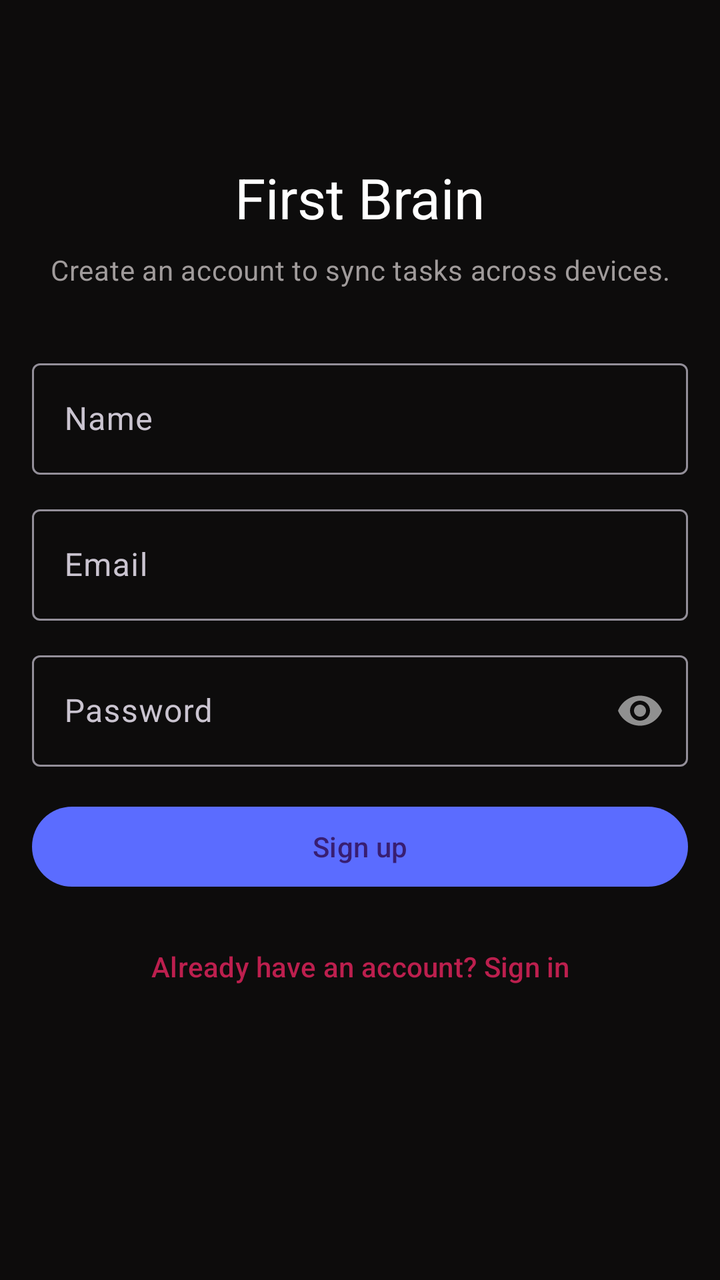
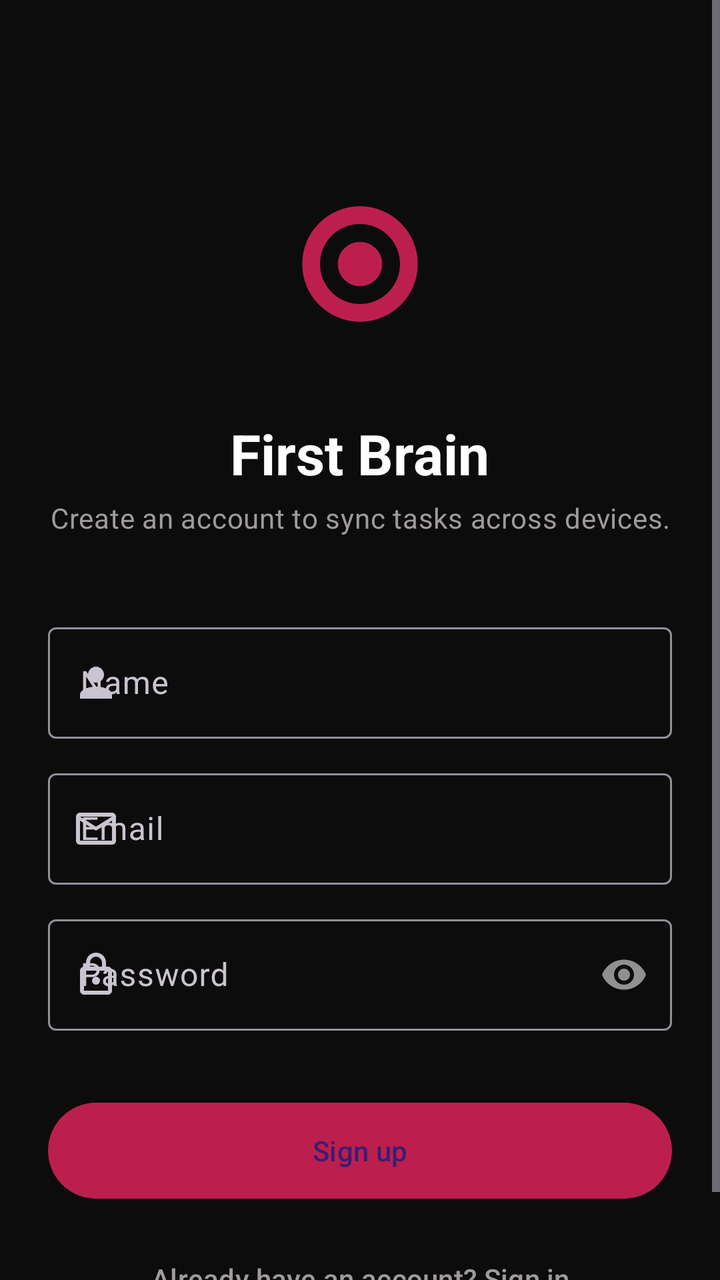

The first picture is an Android layout as it rendered before a commit; the second is the same layout after the commit. The layout source and the unified diff follow.
<!-- AndroidManifest.xml: application theme Theme.FirstBrain -->
<!-- res/layout/fragment_signup.xml -->
<?xml version="1.0" encoding="utf-8"?>
<androidx.constraintlayout.widget.ConstraintLayout xmlns:android="http://schemas.android.com/apk/res/android"
    xmlns:app="http://schemas.android.com/apk/res-auto"
    android:layout_width="match_parent"
    android:layout_height="match_parent"
    android:background="@color/background">

    <ScrollView
        android:layout_width="0dp"
        android:layout_height="0dp"
        android:fillViewport="true"
        app:layout_constraintBottom_toBottomOf="parent"
        app:layout_constraintEnd_toEndOf="parent"
        app:layout_constraintStart_toStartOf="parent"
        app:layout_constraintTop_toTopOf="parent">

        <LinearLayout
            android:layout_width="match_parent"
            android:layout_height="wrap_content"
            android:orientation="vertical"
            android:padding="@dimen/spacing_lg"
            android:gravity="center_horizontal">

            <TextView
                android:layout_width="wrap_content"
                android:layout_height="wrap_content"
                android:layout_marginTop="64dp"
                android:text="@string/auth_welcome"
                android:textAppearance="?attr/textAppearanceHeadlineMedium"
                android:textColor="@color/text_primary" />

            <TextView
                android:layout_width="match_parent"
                android:layout_height="wrap_content"
                android:layout_marginTop="@dimen/spacing_sm"
                android:gravity="center"
                android:text="@string/auth_subtitle_signup"
                android:textAppearance="?attr/textAppearanceBodyMedium"
                android:textColor="@color/text_secondary" />

            <com.google.android.material.textfield.TextInputLayout
                android:layout_width="match_parent"
                android:layout_height="wrap_content"
                android:layout_marginTop="32dp"
                android:hint="@string/field_name"
                style="@style/Widget.Material3.TextInputLayout.OutlinedBox">
                <com.google.android.material.textfield.TextInputEditText
                    android:id="@+id/nameInput"
                    android:layout_width="match_parent"
                    android:layout_height="wrap_content"
                    android:inputType="textPersonName|textCapWords"
                    android:autofillHints="name" />
            </com.google.android.material.textfield.TextInputLayout>

            <com.google.android.material.textfield.TextInputLayout
                android:layout_width="match_parent"
                android:layout_height="wrap_content"
                android:layout_marginTop="@dimen/spacing_md"
                android:hint="@string/field_email"
                style="@style/Widget.Material3.TextInputLayout.OutlinedBox">
                <com.google.android.material.textfield.TextInputEditText
                    android:id="@+id/emailInput"
                    android:layout_width="match_parent"
                    android:layout_height="wrap_content"
                    android:inputType="textEmailAddress"
                    android:autofillHints="emailAddress" />
            </com.google.android.material.textfield.TextInputLayout>

            <com.google.android.material.textfield.TextInputLayout
                android:layout_width="match_parent"
                android:layout_height="wrap_content"
                android:layout_marginTop="@dimen/spacing_md"
                android:hint="@string/field_password"
                app:passwordToggleEnabled="true"
                style="@style/Widget.Material3.TextInputLayout.OutlinedBox">
                <com.google.android.material.textfield.TextInputEditText
                    android:id="@+id/passwordInput"
                    android:layout_width="match_parent"
                    android:layout_height="wrap_content"
                    android:inputType="textPassword"
                    android:autofillHints="newPassword" />
            </com.google.android.material.textfield.TextInputLayout>

            <com.google.android.material.button.MaterialButton
                android:id="@+id/signUpBtn"
                android:layout_width="match_parent"
                android:layout_height="wrap_content"
                android:layout_marginTop="@dimen/spacing_lg"
                android:text="@string/action_signup"
                app:backgroundTint="@color/button_blue"
                app:cornerRadius="24dp" />

            <ProgressBar
                android:id="@+id/progress"
                android:layout_width="wrap_content"
                android:layout_height="wrap_content"
                android:layout_marginTop="@dimen/spacing_md"
                android:visibility="gone" />

            <com.google.android.material.button.MaterialButton
                android:id="@+id/goLoginBtn"
                style="@style/Widget.Material3.Button.TextButton"
                android:layout_width="wrap_content"
                android:layout_height="wrap_content"
                android:layout_marginTop="@dimen/spacing_md"
                android:text="@string/auth_switch_to_login" />

        </LinearLayout>
    </ScrollView>
</androidx.constraintlayout.widget.ConstraintLayout>
<!-- resources referenced by this layout -->
<resources>
  <color name="background">#0D0C0C</color>
  <color name="button_blue">#5B6CFF</color>
  <color name="text_primary">#FFFFFF</color>
  <color name="text_secondary">#A09B9B</color>
  <dimen name="spacing_lg">16dp</dimen>
  <dimen name="spacing_md">12dp</dimen>
  <dimen name="spacing_sm">8dp</dimen>
  <string name="action_signup">Sign up</string>
  <string name="auth_subtitle_signup">Create an account to sync tasks across devices.</string>
  <string name="auth_switch_to_login">Already have an account? Sign in</string>
  <string name="auth_welcome">First Brain</string>
  <string name="field_email">Email</string>
  <string name="field_name">Name</string>
  <string name="field_password">Password</string>
  <color name="primary">#BC1F4E</color>
  <color name="primary_dark">#8B1739</color>
  <color name="accent">#BC1F4E</color>
  <color name="error">#E14B4B</color>
  <color name="surface">#1A1818</color>
  <style name="TextAppearance.App.TitleLarge" parent="TextAppearance.Material3.TitleLarge">
          <item name="android:textColor">@color/text_primary</item>
          <item name="android:textStyle">bold</item>
      </style>
  <style name="TextAppearance.App.BodyMedium" parent="TextAppearance.Material3.BodyMedium">
          <item name="android:textColor">@color/text_secondary</item>
      </style>
  <!-- unchanged entries left out for length: 1 -->
</resources>

<!-- the commit's change to res/layout/fragment_signup.xml (unified diff, before → after) -->
@@ -17,78 +17,93 @@
         <LinearLayout
             android:layout_width="match_parent"
             android:layout_height="wrap_content"
+            android:gravity="center_horizontal"
             android:orientation="vertical"
-            android:padding="@dimen/spacing_lg"
-            android:gravity="center_horizontal">
+            android:padding="@dimen/spacing_xl">
+
+            <ImageView
+                android:layout_width="120dp"
+                android:layout_height="120dp"
+                android:layout_marginTop="48dp"
+                android:contentDescription="@string/app_name"
+                android:src="@drawable/ic_launcher_foreground"
+                app:tint="@color/primary" />
 
             <TextView
                 android:layout_width="wrap_content"
                 android:layout_height="wrap_content"
-                android:layout_marginTop="64dp"
+                android:layout_marginTop="@dimen/spacing_lg"
                 android:text="@string/auth_welcome"
                 android:textAppearance="?attr/textAppearanceHeadlineMedium"
-                android:textColor="@color/text_primary" />
+                android:textColor="@color/text_primary"
+                android:textStyle="bold" />
 
             <TextView
                 android:layout_width="match_parent"
                 android:layout_height="wrap_content"
-                android:layout_marginTop="@dimen/spacing_sm"
+                android:layout_marginTop="@dimen/spacing_xs"
                 android:gravity="center"
                 android:text="@string/auth_subtitle_signup"
                 android:textAppearance="?attr/textAppearanceBodyMedium"
                 android:textColor="@color/text_secondary" />
 
             <com.google.android.material.textfield.TextInputLayout
+                style="@style/Widget.Material3.TextInputLayout.OutlinedBox"
                 android:layout_width="match_parent"
                 android:layout_height="wrap_content"
-                android:layout_marginTop="32dp"
+                android:layout_marginTop="40dp"
                 android:hint="@string/field_name"
-                style="@style/Widget.Material3.TextInputLayout.OutlinedBox">
+                app:startIconDrawable="@drawable/ic_person">
+
                 <com.google.android.material.textfield.TextInputEditText
                     android:id="@+id/nameInput"
                     android:layout_width="match_parent"
                     android:layout_height="wrap_content"
-                    android:inputType="textPersonName|textCapWords"
-                    android:autofillHints="name" />
+                    android:autofillHints="name"
+                    android:inputType="textPersonName|textCapWords" />
             </com.google.android.material.textfield.TextInputLayout>
 
             <com.google.android.material.textfield.TextInputLayout
+                style="@style/Widget.Material3.TextInputLayout.OutlinedBox"
                 android:layout_width="match_parent"
                 android:layout_height="wrap_content"
                 android:layout_marginTop="@dimen/spacing_md"
                 android:hint="@string/field_email"
-                style="@style/Widget.Material3.TextInputLayout.OutlinedBox">
+                app:startIconDrawable="@drawable/ic_email">
+
                 <com.google.android.material.textfield.TextInputEditText
                     android:id="@+id/emailInput"
                     android:layout_width="match_parent"
                     android:layout_height="wrap_content"
-                    android:inputType="textEmailAddress"
-                    android:autofillHints="emailAddress" />
+                    android:autofillHints="emailAddress"
+                    android:inputType="textEmailAddress" />
             </com.google.android.material.textfield.TextInputLayout>
 
             <com.google.android.material.textfield.TextInputLayout
+                style="@style/Widget.Material3.TextInputLayout.OutlinedBox"
                 android:layout_width="match_parent"
                 android:layout_height="wrap_content"
                 android:layout_marginTop="@dimen/spacing_md"
                 android:hint="@string/field_password"
                 app:passwordToggleEnabled="true"
-                style="@style/Widget.Material3.TextInputLayout.OutlinedBox">
+                app:startIconDrawable="@drawable/ic_lock">
+
                 <com.google.android.material.textfield.TextInputEditText
                     android:id="@+id/passwordInput"
                     android:layout_width="match_parent"
                     android:layout_height="wrap_content"
-                    android:inputType="textPassword"
-                    android:autofillHints="newPassword" />
+                    android:autofillHints="newPassword"
+                    android:inputType="textPassword" />
             </com.google.android.material.textfield.TextInputLayout>
 
             <com.google.android.material.button.MaterialButton
                 android:id="@+id/signUpBtn"
                 android:layout_width="match_parent"
-                android:layout_height="wrap_content"
-                android:layout_marginTop="@dimen/spacing_lg"
+                android:layout_height="56dp"
+                android:layout_marginTop="32dp"
                 android:text="@string/action_signup"
-                app:backgroundTint="@color/button_blue"
-                app:cornerRadius="24dp" />
+                app:backgroundTint="@color/primary"
+                app:cornerRadius="28dp" />
 
             <ProgressBar
                 android:id="@+id/progress"
@@ -103,7 +118,8 @@
                 android:layout_width="wrap_content"
                 android:layout_height="wrap_content"
                 android:layout_marginTop="@dimen/spacing_md"
-                android:text="@string/auth_switch_to_login" />
+                android:text="@string/auth_switch_to_login"
+                android:textColor="@color/text_secondary" />
 
         </LinearLayout>
     </ScrollView>
<!-- resource entries referenced after the edit -->
@@ -1,13 +1,54 @@
 <!-- resources referenced by this layout -->
 <resources>
   <color name="background">#0D0C0C</color>
-  <color name="button_blue">#5B6CFF</color>
   <color name="text_primary">#FFFFFF</color>
   <color name="text_secondary">#A09B9B</color>
   <dimen name="spacing_lg">16dp</dimen>
   <dimen name="spacing_md">12dp</dimen>
-  <dimen name="spacing_sm">8dp</dimen>
+  <dimen name="spacing_xl">24dp</dimen>
+  <dimen name="spacing_xs">4dp</dimen>
+  <!-- drawable ic_email (drawable) -->
+  <vector xmlns:android="http://schemas.android.com/apk/res/android"
+      android:width="24dp"
+      android:height="24dp"
+      android:viewportWidth="24"
+      android:viewportHeight="24"
+      android:tint="@color/text_secondary">
+      <path
+          android:fillColor="@android:color/white"
+          android:pathData="M20,4H4C2.9,4 2,4.9 2,6V18C2,19.1 2.9,20 4,20H20C21.1,20 22,19.1 22,18V6C22,4.9 21.1,4 20,4M18,18H4V8L12,13L20,8V18M12,11L4,6H20L12,11Z" />
+  </vector>
+  <!-- drawable ic_launcher_foreground (drawable) -->
+  <vector xmlns:android="http://schemas.android.com/apk/res/android"
+      android:width="108dp" android:height="108dp"
+      android:viewportWidth="108" android:viewportHeight="108">
+      <path android:fillColor="#FFFFFF"
+          android:pathData="M54,28A26,26 0 0,0 28,54A26,26 0 0,0 54,80A26,26 0 0,0 80,54A26,26 0 0,0 54,28M54,36A18,18 0 0,1 72,54A18,18 0 0,1 54,72A18,18 0 0,1 36,54A18,18 0 0,1 54,36M54,44A10,10 0 0,0 44,54A10,10 0 0,0 54,64A10,10 0 0,0 64,54A10,10 0 0,0 54,44Z" />
+  </vector>
+  <!-- drawable ic_lock (drawable) -->
+  <vector xmlns:android="http://schemas.android.com/apk/res/android"
+      android:width="24dp"
+      android:height="24dp"
+      android:viewportWidth="24"
+      android:viewportHeight="24"
+      android:tint="@color/text_secondary">
+      <path
+          android:fillColor="@android:color/white"
+          android:pathData="M18,8H17V6A5,5 0 0,0 7,6V8H6A2,2 0 0,0 4,10V20A2,2 0 0,0 6,22H18A2,2 0 0,0 20,20V10A2,2 0 0,0 18,8M9,6A3,3 0 0,1 15,6V8H9V6M18,20H6V10H18V20M12,17A2,2 0 1,0 12,13A2,2 0 0,0 12,17Z" />
+  </vector>
+  <!-- drawable ic_person (drawable) -->
+  <vector xmlns:android="http://schemas.android.com/apk/res/android"
+      android:width="24dp"
+      android:height="24dp"
+      android:viewportWidth="24"
+      android:viewportHeight="24"
+      android:tint="@color/text_secondary">
+      <path
+          android:fillColor="@android:color/white"
+          android:pathData="M12,4A4,4 0 0,1 16,8A4,4 0 0,1 12,12A4,4 0 0,1 8,8A4,4 0 0,1 12,4M12,14C16.42,14 20,15.79 20,18V20H4V18C4,15.79 7.58,14 12,14Z" />
+  </vector>
   <string name="action_signup">Sign up</string>
+  <string name="app_name">First Brain</string>
   <string name="auth_subtitle_signup">Create an account to sync tasks across devices.</string>
   <string name="auth_switch_to_login">Already have an account? Sign in</string>
   <string name="auth_welcome">First Brain</string>
